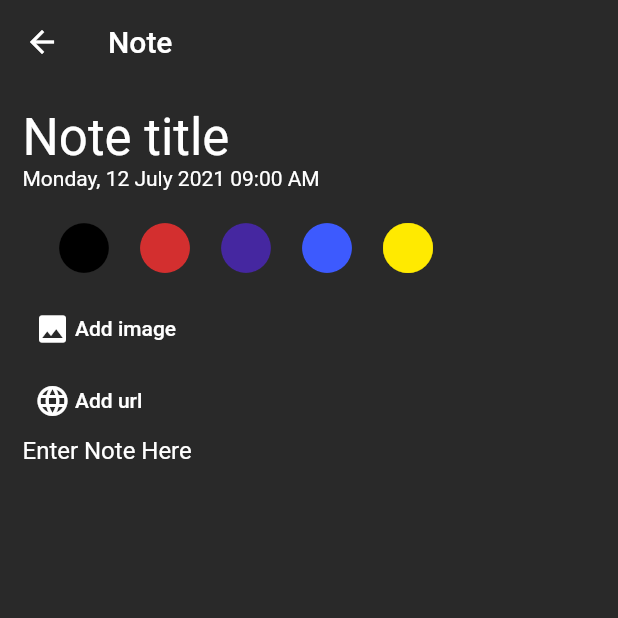
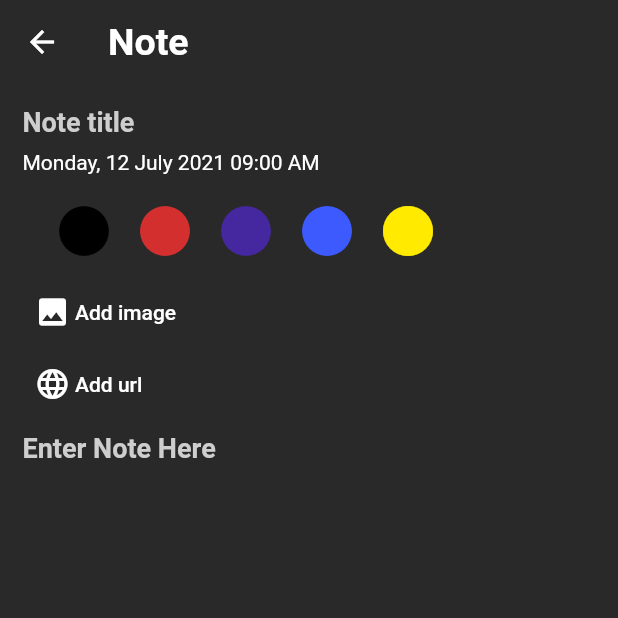
Before and after one commit to akashjpro/NotePlus, a Flutter app: the NoteScreen screen opened by its route, on a phone screen of 412 x 824 dp, the top half of it. Run offline on Flutter 3.47's test engine with Material 2 defaults, Android fonts, the phone set to English and light mode, and no system bars.

Commit message:
update note screen

```diff
--- a/lib/screens/note/note_screen.dart
+++ b/lib/screens/note/note_screen.dart
@@ -38,7 +38,7 @@ class NoteScreen extends StatelessWidget {
         elevation: 0,
         title: Text(
           "Note",
-          style: TextStyle(color: Colors.white),
+          style: TextStyle(color: Colors.white, fontSize: 25, fontWeight: FontWeight.bold),
         ),
       ),
       body: Container(
@@ -49,12 +49,13 @@ class NoteScreen extends StatelessWidget {
           children: <Widget>[
             TextField(
               // 'Note title',
-              style: Theme.of(context).textTheme.headline4,
+              style: TextStyle(color: Colors.white, fontSize: 18, fontWeight: FontWeight.bold),
               decoration: InputDecoration.collapsed(
                 hintText: "Note title",
-                hintStyle: TextStyle(color: Colors.white),
+                hintStyle: TextStyle(color: Color(0xffCECECE)),
               ),
             ),
+            SizedBox(height: 8),
             Container(
                 alignment: Alignment.centerLeft,
                 child: Text(
@@ -96,10 +97,12 @@ class NoteScreen extends StatelessWidget {
                     )
                   ],
                 )),
+            SizedBox(height: 8),
             TextField(
+              style: TextStyle(color: Colors.white, fontSize: 18, fontWeight: FontWeight.bold),
               decoration: InputDecoration.collapsed(
                   hintText: "Enter Note Here",
-                  hintStyle: TextStyle(color: Colors.white)),
+                  hintStyle: TextStyle(color:  Color(0xffCECECE))),
             )
           ],
         ),
```
